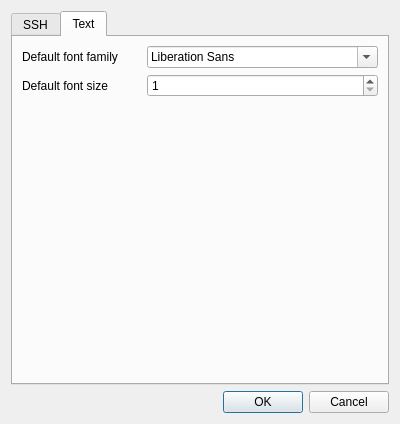
This is settingsdialog.ui in fromWannaCry/sshout-qt-client-code as Qt 5 draws it before an edit. The edited form follows.
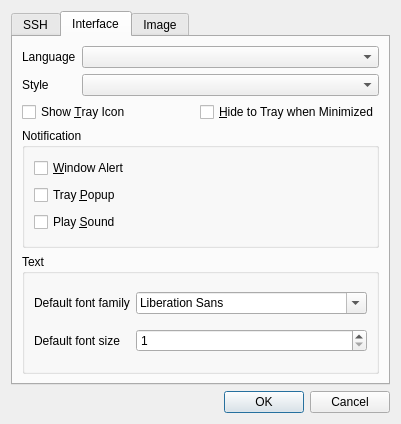
This is the edited form.

What changed in the file:
```diff
--- a/settingsdialog.ui
+++ b/settingsdialog.ui
@@ -143,9 +143,68 @@
      </widget>
      <widget class="QWidget" name="tab_chat">
       <attribute name="title">
+       <string>Interface</string>
+      </attribute>
+      <layout class="QGridLayout" name="gridLayout_3">
+       <item row="1" column="0">
+        <widget class="QLabel" name="label_style">
+         <property name="sizePolicy">
+          <sizepolicy hsizetype="Maximum" vsizetype="Preferred">
+           <horstretch>0</horstretch>
+           <verstretch>0</verstretch>
+          </sizepolicy>
+         </property>
+         <property name="text">
+          <string>Style</string>
+         </property>
+        </widget>
+       </item>
+       <item row="1" column="1" colspan="2">
+        <widget class="QComboBox" name="combo_box_style"/>
+       </item>
+       <item row="2" column="0" colspan="2">
+        <widget class="QCheckBox" name="checkBox_show_tray_icon">
+         <property name="text">
+          <string>Show &amp;Tray Icon</string>
+         </property>
+        </widget>
+       </item>
+       <item row="3" column="0" colspan="3">
+        <widget class="QGroupBox" name="groupBox_notification">
+         <property name="title">
+          <string>Notification</string>
+         </property>
+         <layout class="QVBoxLayout" name="verticalLayout_3">
+          <item>
+           <widget class="QCheckBox" name="checkBox_window_alert_notification">
+            <property name="text">
+             <string>&amp;Window Alert</string>
+            </property>
+           </widget>
+          </item>
+          <item>
+           <widget class="QCheckBox" name="checkBox_tray_popup">
+            <property name="text">
+             <string>Tray &amp;Popup</string>
+            </property>
+           </widget>
+          </item>
+          <item>
+           <widget class="QCheckBox" name="checkBox_sound_notification">
+            <property name="text">
+             <string>Play &amp;Sound</string>
+            </property>
+           </widget>
+          </item>
+         </layout>
+        </widget>
+       </item>
+       <item row="4" column="0" colspan="3">
+        <widget class="QGroupBox" name="groupBox_text">
+         <property name="title">
        <string>Text</string>
-      </attribute>
-      <layout class="QGridLayout" name="gridLayout_2">
+         </property>
+         <layout class="QGridLayout" name="gridLayout_4">
        <item row="0" column="0">
         <widget class="QLabel" name="label_font">
          <property name="text">
@@ -173,7 +232,34 @@
          </property>
         </widget>
        </item>
-       <item row="2" column="0" colspan="2">
+         </layout>
+        </widget>
+       </item>
+       <item row="2" column="2">
+        <widget class="QCheckBox" name="checkBox_minimize_to_tray">
+         <property name="text">
+          <string>&amp;Hide to Tray when Minimized</string>
+         </property>
+        </widget>
+       </item>
+       <item row="0" column="0">
+        <widget class="QLabel" name="label_language">
+         <property name="text">
+          <string>Language</string>
+         </property>
+        </widget>
+       </item>
+       <item row="0" column="1" colspan="2">
+        <widget class="QComboBox" name="combo_box_language"/>
+       </item>
+      </layout>
+     </widget>
+     <widget class="QWidget" name="tab_image">
+      <attribute name="title">
+       <string>Image</string>
+      </attribute>
+      <layout class="QGridLayout" name="gridLayout_2">
+       <item row="1" column="0" colspan="2">
         <spacer name="verticalSpacer">
          <property name="orientation">
           <enum>Qt::Vertical</enum>
```
Left out of the diff: 48 changed lines with no effect on the pictures. Lines whose indentation alone changed are shown as unchanged.
